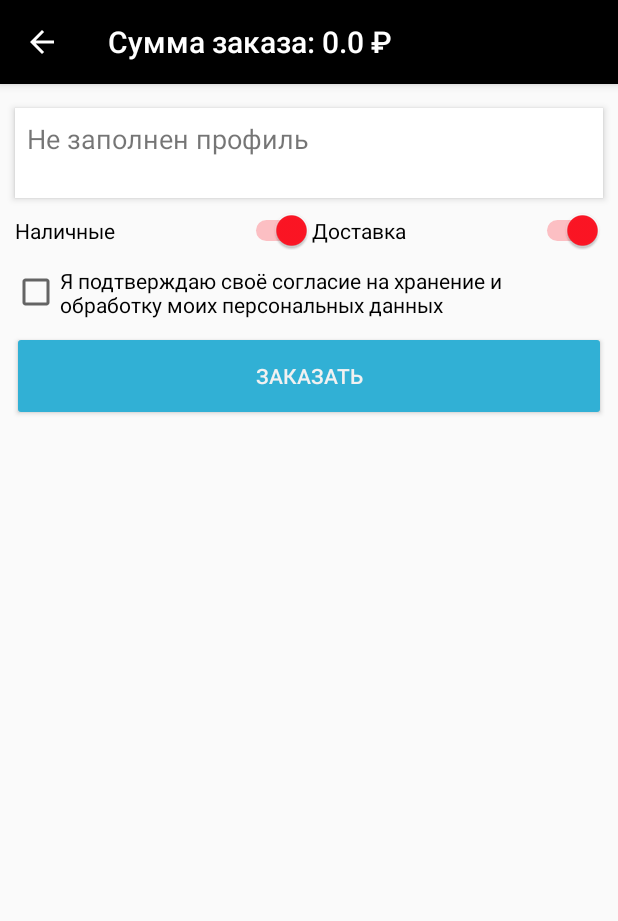
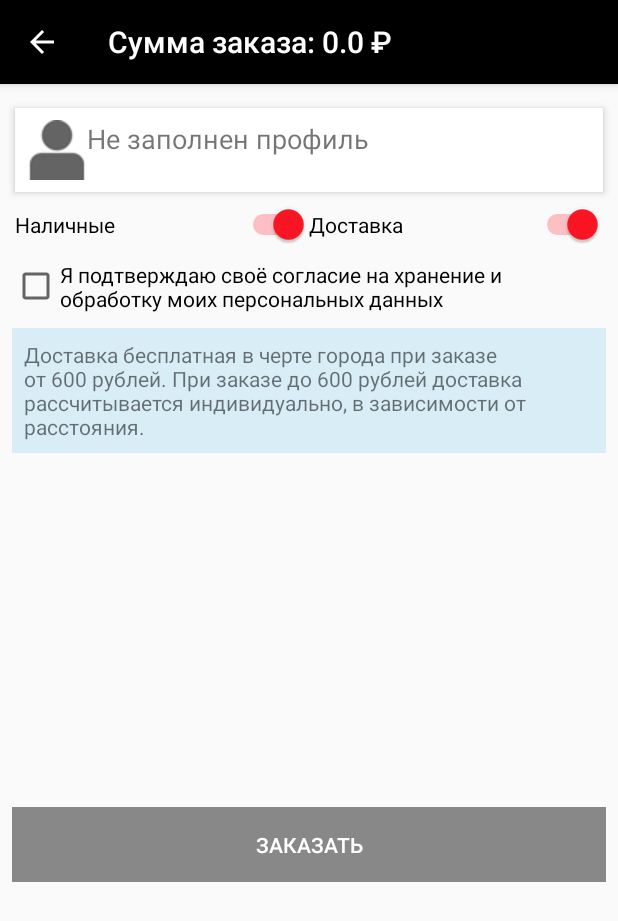
Before and after one commit to maximmo/sandwichclub03, an Android app: the BasketActivity screen opened directly, with no data from a screen before it, on a phone screen of 412 x 824 dp. Shown: the top 921 px of the screen. Run offline under Robolectric (Android 15) with nearby library versions, the phone set to English and light mode, and no system bars; our stand-ins replace Picasso; libraries missing offline, so code that uses them is left out: com.orm; pictures from the network do not load; 3 statements that could not run were skipped.

Commit message:
basket_done

```diff
--- a/app/src/main/java/ru/serv_techno/sandwichclub03/BasketActivity.java
+++ b/app/src/main/java/ru/serv_techno/sandwichclub03/BasketActivity.java
@@ -1,6 +1,8 @@
 package ru.serv_techno.sandwichclub03;
 
 import android.content.Intent;
+import android.graphics.Color;
+import android.support.v4.content.ContextCompat;
 import android.support.v7.app.AppCompatActivity;
 import android.os.Bundle;
 import android.support.v7.widget.CardView;
@@ -15,6 +17,7 @@ import android.widget.CompoundButton;
 import android.widget.LinearLayout;
 import android.widget.Switch;
 import android.widget.TextView;
+import android.widget.Toast;
 
 import java.util.ArrayList;
 import java.util.List;
@@ -54,10 +57,6 @@ public class BasketActivity extends AppCompatActivity implements View.OnClickLis
         ReloadProfileData();
         BasketProfile.setOnClickListener(this);
 
-        CreateOrder = (Button)findViewById(R.id.CreateOrder);
-        CreateOrder.setOnClickListener(this);
-        BasketOffer = (CheckBox)findViewById(R.id.BasketOffer);
-
         //проставим switchPay и switchDelivery
         switchPay = (Switch)findViewById(R.id.switchPay);
         if(switchPay!=null){
@@ -72,6 +71,18 @@ public class BasketActivity extends AppCompatActivity implements View.OnClickLis
             switchDelivery.setOnCheckedChangeListener(this);
         }
 
+        //установим доступность кнопки заказа
+        CreateOrder = (Button)findViewById(R.id.CreateOrder);
+        CreateOrder.setOnClickListener(this);
+        BasketOffer = (CheckBox)findViewById(R.id.BasketOffer);
+        BasketOffer.setOnCheckedChangeListener(new CompoundButton.OnCheckedChangeListener() {
+            @Override
+            public void onCheckedChanged(CompoundButton buttonView, boolean isChecked) {
+                SetCreateOrderAvailability();
+            }
+        });
+        SetCreateOrderAvailability();
+
         getSupportActionBar().setDisplayHomeAsUpEnabled(true);
         getSupportActionBar().setHomeButtonEnabled(true);
         RefreshBasketSumm();
@@ -81,6 +92,7 @@ public class BasketActivity extends AppCompatActivity implements View.OnClickLis
     public void onClick(View v) {
         switch (v.getId()){
             case R.id.CreateOrder:
+                Toast.makeText(this, "Создать заказ!", Toast.LENGTH_SHORT).show();
                 break;
             case R.id.BasketProfile:
                 Intent intent = new Intent(BasketActivity.this, UserProfileActivity.class);
@@ -105,9 +117,20 @@ public class BasketActivity extends AppCompatActivity implements View.OnClickLis
         }
     }
 
-    private void RefreshBasketSumm(){
+    public void RefreshBasketSumm(){
         Float BasketSumm = Basket.getBasketSumm();
         getSupportActionBar().setTitle("Сумма заказа: " + String.valueOf(BasketSumm) + " \u20BD");
+    }
+
+    private void SetCreateOrderAvailability(){
+        Boolean UserUnset = userProfile==null;
+
+        CreateOrder.setEnabled(BasketOffer.isChecked()&&UserUnset==false);
+        if(CreateOrder.isEnabled()&&UserUnset==false){
+            CreateOrder.setBackgroundColor(ContextCompat.getColor(BasketActivity.this, R.color.productBtnBgColor));
+        }else{
+            CreateOrder.setBackgroundColor(Color.GRAY);
+        }
     }
 
     @Override
--- a/app/src/main/res/layout/activity_basket.xml
+++ b/app/src/main/res/layout/activity_basket.xml
@@ -35,7 +35,7 @@
         <android.support.v7.widget.CardView
             android:id="@+id/BasketProfile"
             android:layout_width="0dp"
-            android:layout_height="60dp"
+            android:layout_height="56dp"
             android:layout_marginBottom="8dp"
             android:layout_marginLeft="10dp"
             android:layout_marginRight="10dp"
@@ -49,6 +49,7 @@
 
             <TextView
                 android:id="@+id/BasketProfileName"
+                android:drawableLeft="@drawable/user_40"
                 android:layout_width="match_parent"
                 android:layout_height="match_parent"
                 android:layout_marginBottom="8dp"
@@ -80,14 +81,14 @@
 
             <Switch
                 android:id="@+id/switchPay"
-                android:layout_width="wrap_content"
+                android:layout_width="0dp"
                 android:layout_height="wrap_content"
                 android:layout_weight="1"
                 android:text="Наличными" />
 
             <Switch
                 android:id="@+id/switchDelivery"
-                android:layout_width="wrap_content"
+                android:layout_width="0dp"
                 android:layout_height="wrap_content"
                 android:layout_weight="1"
                 android:text="Доставка" />
@@ -102,24 +103,43 @@
             android:layout_marginRight="8dp"
             android:layout_marginTop="10dp"
             android:layout_weight="1"
-            android:text="Я подтверждаю своё согласие на хранение и обработку моих персональных данных"
+            android:text="@string/OfferText"
             app:layout_constraintLeft_toLeftOf="parent"
             app:layout_constraintRight_toRightOf="parent"
             app:layout_constraintTop_toBottomOf="@+id/BasketLinearLayout" />
 
+
+        <TextView
+            android:id="@+id/OrderInfo"
+            android:layout_width="0dp"
+            android:layout_height="wrap_content"
+            android:layout_marginLeft="8dp"
+            android:layout_marginRight="8dp"
+            android:layout_marginTop="10dp"
+            android:padding="8dp"
+            android:layout_weight="1"
+            android:text="@string/OrderInfoText"
+            android:background="@color/OrderInfoBg"
+            app:layout_constraintLeft_toLeftOf="parent"
+            app:layout_constraintRight_toRightOf="parent"
+            app:layout_constraintTop_toBottomOf="@+id/BasketOffer" >
+
+        </TextView>
         <Button
             android:id="@+id/CreateOrder"
             android:layout_width="0dp"
-            android:layout_height="60dp"
+            android:layout_height="50dp"
             android:layout_marginBottom="8dp"
             android:layout_marginLeft="8dp"
             android:layout_marginRight="8dp"
             android:layout_marginTop="8dp"
-            android:text="Заказать"
-            android:textColor="@color/colorEndSpinner"
+            android:text="@string/CreateOrderText"
+            android:textColor="@color/cardview_light_background"
+            android:background="@color/productBtnBgColor"
             app:layout_constraintLeft_toLeftOf="parent"
             app:layout_constraintRight_toRightOf="parent"
-            app:layout_constraintTop_toBottomOf="@+id/BasketOffer" />
+            app:layout_constraintTop_toBottomOf="@+id/OrderInfo"
+            app:layout_constraintBottom_toBottomOf="parent"/>
 
     </android.support.constraint.ConstraintLayout>
 </ScrollView>
--- a/app/src/main/res/values/colors.xml
+++ b/app/src/main/res/values/colors.xml
@@ -9,4 +9,5 @@
     <color name="SnackbarBgRed">#D9534F</color>
     <color name="colorFAB">#2196F3</color>
     <color name="colorEndSpinner">#F1F1F1</color>
+    <color name="OrderInfoBg">#D9EDF7</color>
 </resources>
--- a/app/src/main/res/values/strings.xml
+++ b/app/src/main/res/values/strings.xml
@@ -97,6 +97,11 @@
         "when a user tries to pick up one of cards.\n\n"
     </string>
     <string name="action_settings">Settings</string>
+    <string name="CreateOrderText">Заказать</string>
+    <string name="OrderInfoText">
+        Доставка бесплатная в черте города при заказе от 600 рублей. При заказе до 600 рублей доставка рассчитывается индивидуально, в зависимости от расстояния.
+    </string>
+    <string name="OfferText">Я подтверждаю своё согласие на хранение и обработку моих персональных данных</string>
 
 
 </resources>
```
Also changed, not shown: app/src/main/java/ru/serv_techno/sandwichclub03/Basket.java (+41 -19 lines), app/src/main/java/ru/serv_techno/sandwichclub03/BasketAdapter.java (+60 -48 lines), app/src/main/java/ru/serv_techno/sandwichclub03/MySnackbar.java (added, +18 -0 lines), app/src/main/res/layout/item_basket.xml (+7 -7 lines), app/src/main/res/drawable/user.png (added), app/src/main/res/drawable/user_40.png (added).
